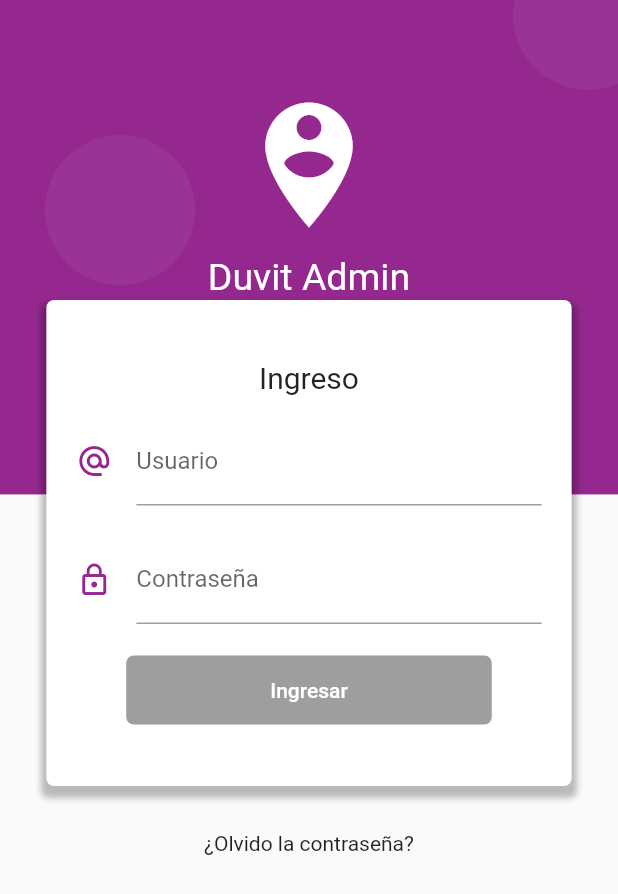
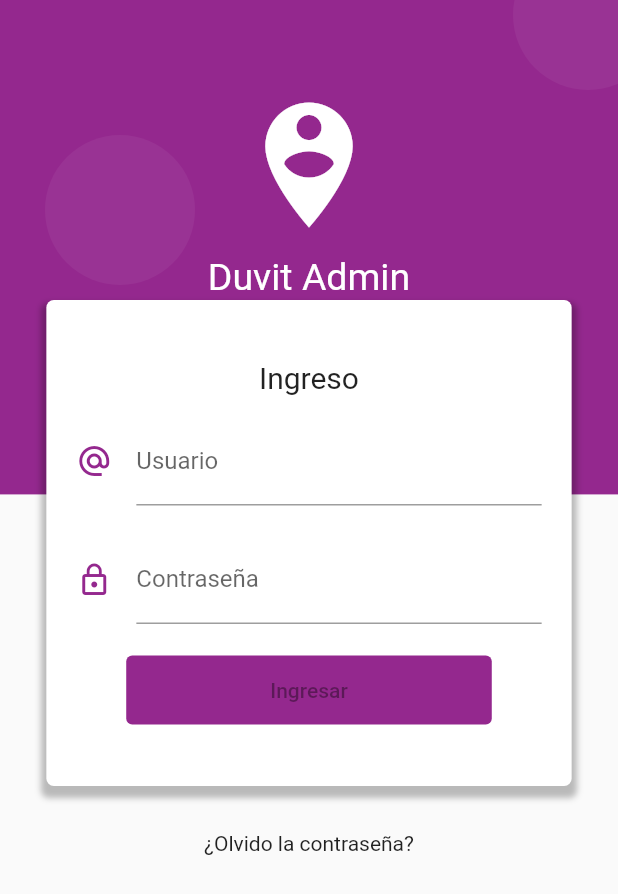
Before and after one commit to jesusmemije/Duvit-admin, a Flutter app: the LoginPage screen opened by its route, on a phone screen of 412 x 824 dp. Shown: the top 894 px of the screen. Run offline on Flutter 3.47's test engine with Material 2 defaults, Android fonts, the phone set to English and light mode, and no system bars; our stand-ins replace grouped_list, rxdart, shared_preferences; missing offline and left inert: rich_alert; accounts and stored records are empty; network calls fail; statements that could not run were skipped.

Commit message:
RaisedButtom (deprecated) to ElevatedButton

```diff
--- a/lib/src/pages/login_page.dart
+++ b/lib/src/pages/login_page.dart
@@ -111,16 +111,14 @@ class LoginPage extends StatelessWidget {
     return StreamBuilder(
       stream: bloc.formValidStream,
       builder: (BuildContext context, AsyncSnapshot snapshot) {
-        return RaisedButton(
+        return ElevatedButton(
             child: Container(
               padding: EdgeInsets.symmetric(horizontal: 80.0, vertical: 15.0),
               child: Text('Ingresar'),
             ),
-            shape: RoundedRectangleBorder(
-                borderRadius: BorderRadius.circular(5.0)),
-            elevation: 0.0,
-            color: Theme.of(context).primaryColor,
-            textColor: Colors.white,
+            style: ButtonStyle(
+              backgroundColor: MaterialStateProperty.all<Color>(Theme.of(context).primaryColor),
+            ),
             onPressed: snapshot.hasData ? () => _login(bloc, context) : null
         );
       },
```
Also changed, not shown: lib/src/pages/agregar_tarea_page.dart (+8 -12 lines), lib/src/pages/proyecto_to_staff_page.dart (+6 -10 lines).
